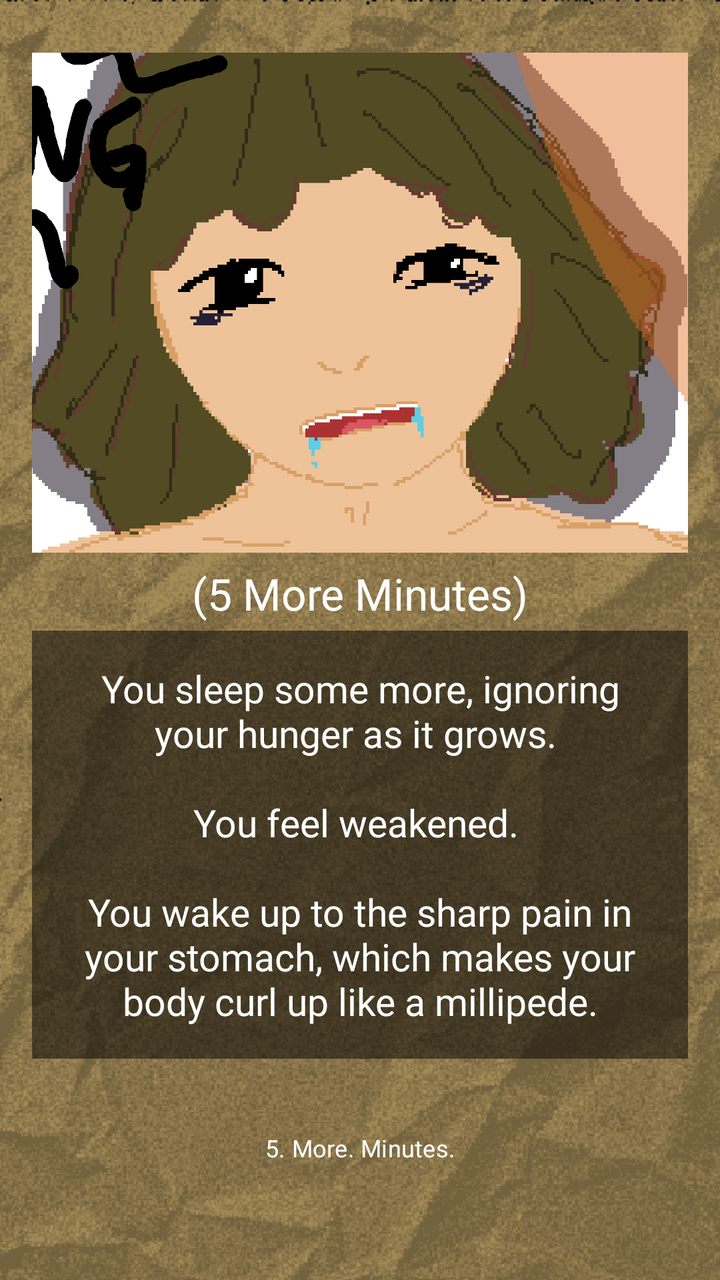
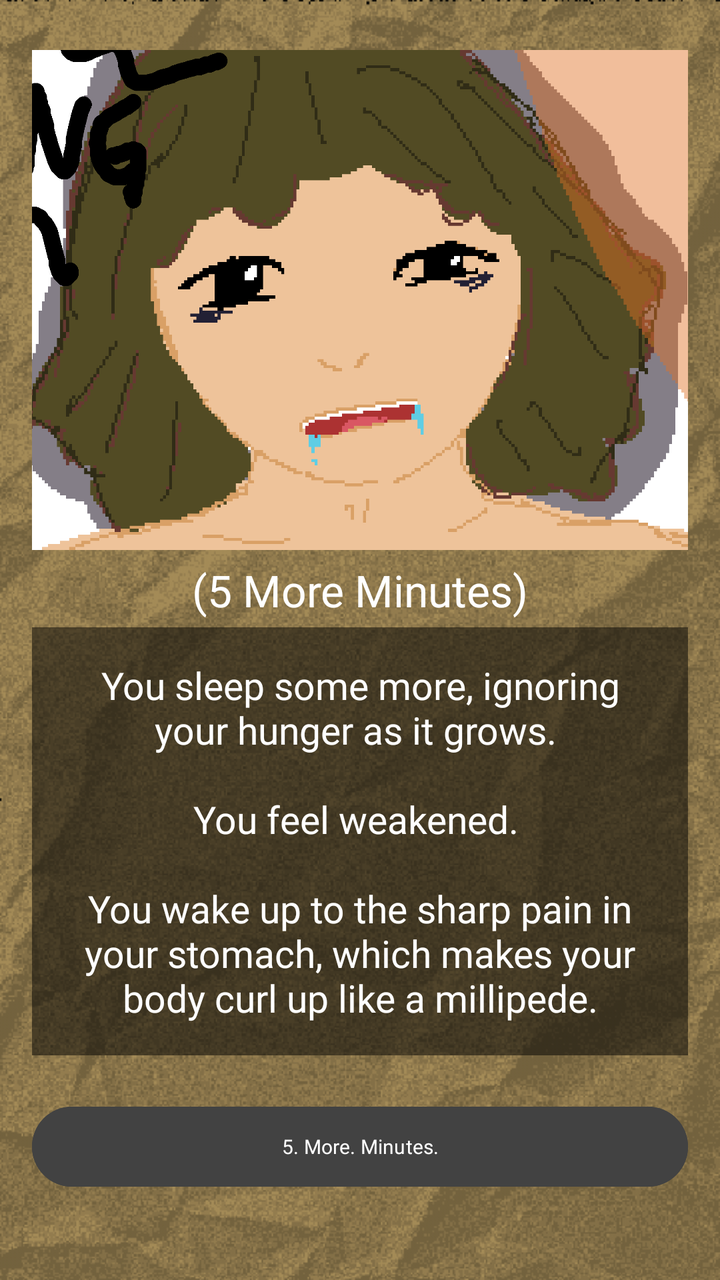

An Android layout rendered at two revisions. The XML below is the earlier revision; the diff shows what the commit changed to produce the second picture.
<!-- AndroidManifest.xml: application theme Theme.ChoiceQuest -->
<!-- res/layout/activity_page2_2_3.xml -->
<?xml version="1.0" encoding="utf-8"?>
<LinearLayout xmlns:android="http://schemas.android.com/apk/res/android"
    xmlns:app="http://schemas.android.com/apk/res-auto"
    xmlns:tools="http://schemas.android.com/tools"
    android:id="@+id/page2_2_3"
    android:layout_width="match_parent"
    android:layout_height="match_parent"
    android:background="@drawable/papertexture_"
    android:backgroundTint="#f8e7c2"
    android:backgroundTintMode="multiply"
    android:gravity="center"
    android:orientation="vertical"
    android:padding="16dp"
    tools:context=".Page2_2_3">

    <View
        android:layout_width="match_parent"
        android:layout_height="0dp"
        android:layout_weight="1"/>

    <ImageView
        android:id="@+id/imageView"
        android:layout_width="412dp"
        android:layout_height="250dp"
        android:src="@drawable/page2_2_3"/>

    <View
        android:id="@+id/dimOverlay"
        android:layout_width="410dp"
        android:layout_height="1300dp"
        android:background="#000000"
        android:alpha="0"
        android:visibility="gone"/>

    <View
        android:layout_width="match_parent"
        android:layout_height="1dp"
        android:layout_weight="0.1" />

    <TextView
        android:layout_width="match_parent"
        android:layout_height="37dp"
        android:gravity="center"
        android:fontFamily="@font/pixelspace"
        android:textSize="22sp"
        android:text="(5 More Minutes)"
        android:textColor="@color/white"/>

    <TextView
        android:layout_width="match_parent"
        android:layout_height="wrap_content"
        android:id="@+id/tv_page2_2_3"
        android:fontFamily="@font/pixelgame_font"
        android:gravity="center"
        android:padding="16dp"
        android:background="#80000000"
        android:text="You sleep some more, ignoring your hunger as it grows.
\n\nYou feel weakened.
\n\nYou wake up to the sharp pain in your stomach, which makes your body curl up like a millipede."
        android:textColor="@color/white"
        android:textSize="19sp"
        android:layout_marginBottom="16dp"/>

    <View
        android:layout_width="match_parent"
        android:layout_height="1dp"
        android:layout_weight="0.5"/>

    <Button
        android:layout_width="410dp"
        android:layout_height="45dp"
        android:text="5. More. Minutes."
        android:background="@android:color/transparent"
        android:fontFamily="@font/quest_font"
        android:textSize="12sp"
        android:layout_marginBottom="16dp"
        android:onClick="page2_2_3_1"/>

    <View
        android:layout_width="match_parent"
        android:layout_height="1dp"
        android:layout_weight="1"/>

</LinearLayout>
<!-- resources referenced by this layout -->
<resources>
  <color name="white">#FFFFFF</color>
  <!-- drawable page2_2_3: png bitmap (drawable, 39171 bytes) -->
  <!-- drawable papertexture_: png bitmap (drawable, 156948 bytes) -->
  <style name="Theme.ChoiceQuest" parent="Base.Theme.ChoiceQuest" />
  <style name="Base.Theme.ChoiceQuest" parent="Theme.Material3.DayNight.NoActionBar">
          
          
      </style>
</resources>

<!-- the commit's change to res/layout/activity_page2_2_3.xml (unified diff, before → after) -->
@@ -67,12 +67,13 @@
         android:layout_weight="0.5"/>
 
     <Button
-        android:layout_width="410dp"
-        android:layout_height="45dp"
+        android:layout_width="match_parent"
+        android:layout_height="wrap_content"
         android:text="5. More. Minutes."
-        android:background="@android:color/transparent"
+        android:textSize="10sp"
+        android:textColor="@color/white"
+        android:backgroundTint="@color/cardview_dark_background"
         android:fontFamily="@font/quest_font"
-        android:textSize="12sp"
         android:layout_marginBottom="16dp"
         android:onClick="page2_2_3_1"/>
 
